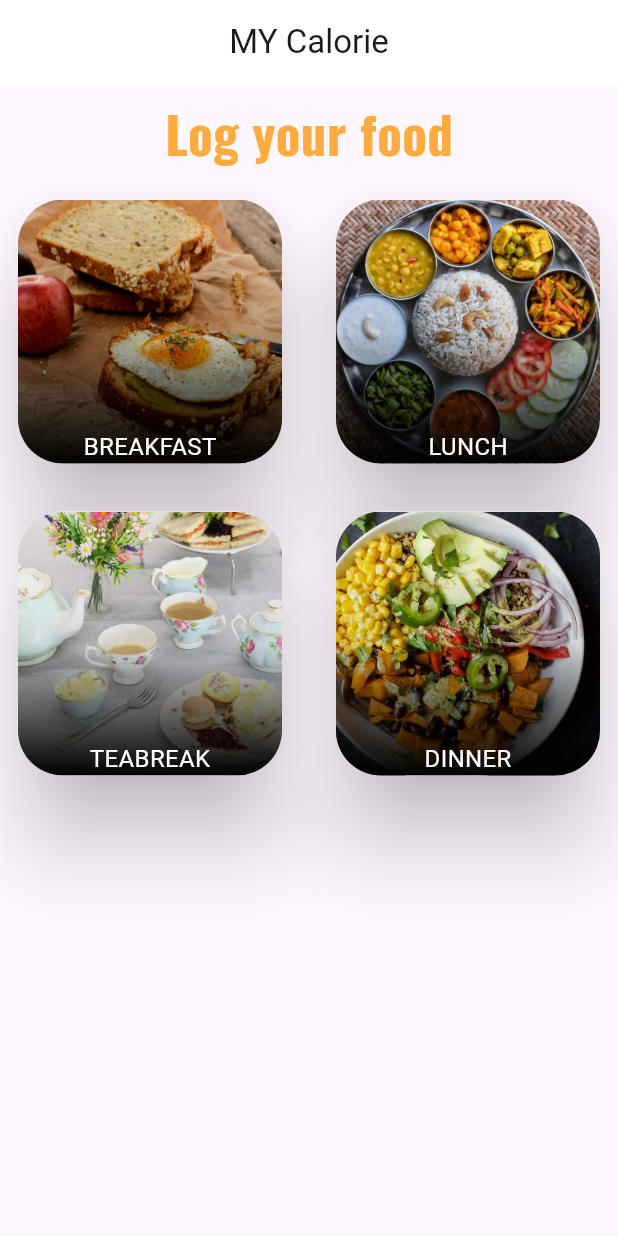
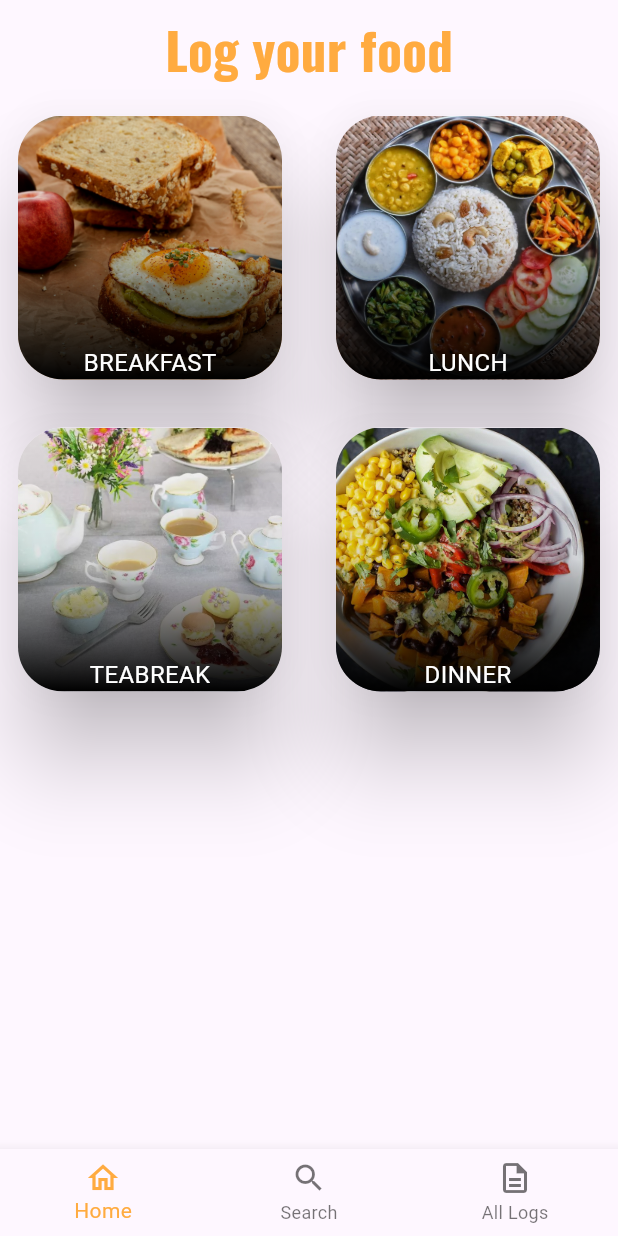
Before and after one commit to Tanujs1994/Calorie-app, a Flutter app: the screen it shows after launch, on a phone screen of 412 x 824 dp. Run offline on Flutter 3.47's test engine with Material 2 defaults, Android fonts, the phone set to English and light mode, and no system bars.

Commit message:
added bottom nav bar and created new pages

```diff
--- a/lib/Intropage.dart
+++ b/lib/Intropage.dart
@@ -3,50 +3,51 @@
 import 'dart:math';
 
 import 'package:flutter/material.dart';
-import 'package:flutter_application_1/foodcard.dart';
-import 'package:flutter_application_1/main.dart';
-import 'package:flutter_application_1/toptobottomGradient.dart';
+import 'package:flutter_application_1/Alllogs.dart';
+import 'package:flutter_application_1/Searchfood.dart';
+import 'package:flutter_application_1/homepage.dart';
 
-class IntroPage extends StatelessWidget{
+class IntroPage extends StatefulWidget{
+  @override
+  State<IntroPage> createState() => _IntroPageState();
+}
+
+class _IntroPageState extends State<IntroPage> {
+  int myIndex = 0;
+  final tabs = [
+    MyHomePage(),
+    TanujSearchFood(),
+    TanujallLogs(),
+
+  ];
+  List<Widget> widgetList = const [
+
+
+  ];
   @override
   Widget build(BuildContext context) {
     return Scaffold(
-      appBar: AppBar(
-        title: Center(child: Text('MY Calorie')),
-        backgroundColor: Colors.white,
 
-      ),
+     bottomNavigationBar:  BottomNavigationBar(
+      onTap: (index) {
+        setState(() {
+          myIndex= index;
+        });
 
-      body: Column(
-        children: [
-          Padding(
-            padding: const EdgeInsets.all(8.0),
-            child: Text('Log your food',
-            style: TextStyle(fontSize: 34,
-            fontWeight: FontWeight.bold,fontFamily: 'FontMain',
-            color: Colors.orangeAccent),
-            ),
-          ),
-          Expanded(
-            child: GridView.count(crossAxisCount: 2,
-            mainAxisSpacing: 8,
-            crossAxisSpacing: 12,
+      },
+      selectedItemColor: Colors.orangeAccent,
 
-            children: [
-            Tanujfoodcard(imagePath:'assets/images/breakfast.jpg' , cardTitle:'BREAKFAST' ),
-            Tanujfoodcard(imagePath: 'assets/images/lunchh.jpg', cardTitle: 'LUNCH'),
-            Tanujfoodcard(imagePath: 'assets/images/teabreak.jpg', cardTitle: 'TEABREAK'),
-            Tanujfoodcard(imagePath: 'assets/images/dinner.jpg', cardTitle: 'DINNER'),
-            ],
+      currentIndex: myIndex,
+      items:const [
+              BottomNavigationBarItem(icon: Icon(Icons.home_outlined), label: 'Home'),
+              BottomNavigationBarItem(icon: Icon(Icons.search), label:'Search', ),
+              BottomNavigationBarItem(icon: Icon(Icons.description_outlined), label: 'All Logs'),
+            ] ) ,
+      body: SafeArea(child: tabs[myIndex]),
 
-            ),
-          ),
-        ],
-      ),
 
 
 
     );
   }
-
 }
--- /dev/null
+++ b/lib/homepage.dart
@@ -0,0 +1,37 @@
+import 'package:flutter/material.dart';
+import 'package:flutter_application_1/foodcard.dart';
+
+class MyHomePage extends StatelessWidget {
+  const MyHomePage({super.key});
+
+  @override
+  Widget build(BuildContext context) {
+    return  Column(
+        children: [
+          const Padding(
+            padding: EdgeInsets.all(8.0),
+            child: Text('Log your food',
+            style: TextStyle(fontSize: 34,
+            fontWeight: FontWeight.bold,fontFamily: 'FontMain',
+            color: Colors.orangeAccent),
+            ),
+          ),
+          Expanded(
+            child: GridView.count(crossAxisCount: 2,
+            mainAxisSpacing: 8,
+            crossAxisSpacing: 12,
+
+            children: const [
+            Tanujfoodcard(imagePath:'assets/images/breakfast.jpg' , cardTitle:'BREAKFAST' ),
+            Tanujfoodcard(imagePath: 'assets/images/lunchh.jpg', cardTitle: 'LUNCH'),
+            Tanujfoodcard(imagePath: 'assets/images/teabreak.jpg', cardTitle: 'TEABREAK'),
+            Tanujfoodcard(imagePath: 'assets/images/dinner.jpg', cardTitle: 'DINNER'),
+
+            ],
+
+            ),
+          ),
+        ],
+      );
+  }
+}
```
Also changed, not shown: lib/Alllogs.dart (added, +15 -0 lines), lib/Searchfood.dart (added, +10 -0 lines), lib/main.dart (+0 -36 lines).
